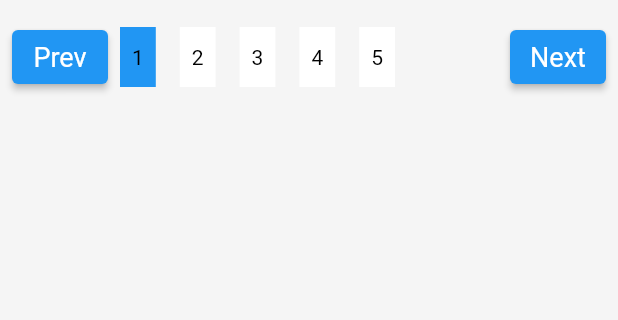
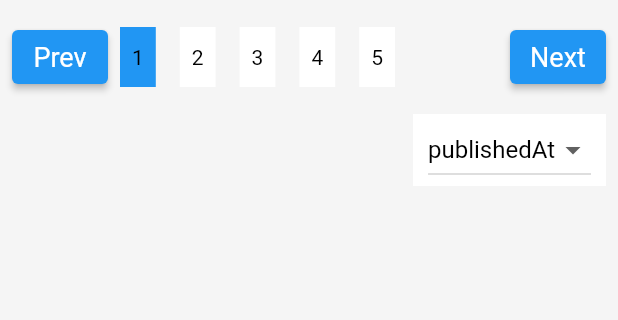
Before and after one commit to AtharvKhamkar/Newsapp, a Flutter app: the screen it shows after launch, on a phone screen of 412 x 824 dp, the part 159-479 px from its top. Run offline on Flutter 3.47's test engine with Material 2 defaults, Android fonts, the phone set to English and light mode, and no system bars; our stand-ins replace flutter_iconly, google_fonts, shared_preferences.

Commit message:
dropDownButton

```diff
--- a/lib/consts/vars.dart
+++ b/lib/consts/vars.dart
@@ -2,3 +2,10 @@ enum NewsType {
   topTreanding,
   topTrending, allNews,
 }
+
+enum SortByEnum{
+  relvancy,
+  popularity,
+  publishedAt,
+
+}
--- a/lib/screens/home_screen.dart
+++ b/lib/screens/home_screen.dart
@@ -19,6 +19,7 @@ class HomeScreen extends StatefulWidget {
 class _HomeScreenState extends State<HomeScreen> {
   var newsType = NewsType.allNews;
   int currentPageIndex = 0;
+  String sortBy = SortByEnum.publishedAt.name;
   @override
   Widget build(BuildContext context) {
     final themeProvider = Provider.of<DarkThemeProvider>(context);
@@ -143,11 +144,45 @@ class _HomeScreenState extends State<HomeScreen> {
                             text: "Next")
                       ],
                     ),
+                  ),
+            VerticalSpacing(10),
+            newsType == NewsType.topTreanding
+                ? Container()
+                : Align(
+                    alignment: Alignment.topRight,
+                    child: Material(
+                      color: Theme.of(context).cardColor,
+                      child: Padding(
+                        padding: const EdgeInsets.symmetric(horizontal: 10),
+                        child: DropdownButton(
+                            value: sortBy,
+                            items: dropDownItems,
+                            onChanged: (String? value) {}),
+                      ),
+                    ),
                   )
           ]),
         ),
       ),
     );
+  }
+
+  List<DropdownMenuItem<String>> get dropDownItems {
+    List<DropdownMenuItem<String>> menuItem = [
+      DropdownMenuItem(
+        value: SortByEnum.relvancy.name,
+        child: Text(SortByEnum.relvancy.name),
+      ),
+      DropdownMenuItem(
+        value: SortByEnum.publishedAt.name,
+        child: Text(SortByEnum.publishedAt.name),
+      ),
+      DropdownMenuItem(
+        value: SortByEnum.popularity.name,
+        child: Text(SortByEnum.popularity.name),
+      )
+    ];
+    return menuItem;
   }
 
   Widget PaginationButtons({required Function function, required String text}) {
```
